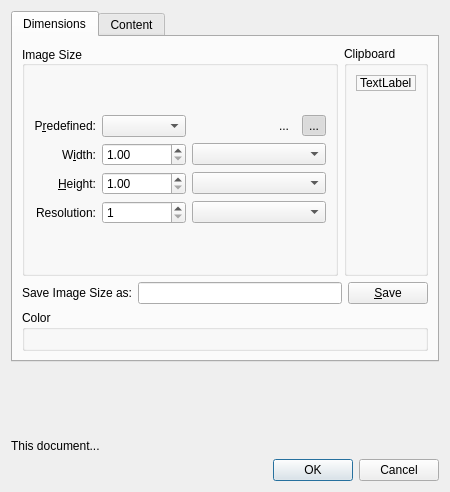
This is libs/ui/forms/wdgnewimage.ui in KDE/krita as Qt 5 draws it before an edit. The edited form follows.
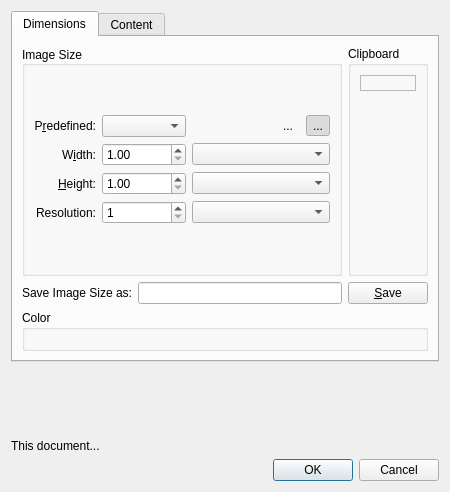
This is the edited form. Custom widgets are drawn as their Qt base class.

Commit message: WdgNewImage: remove placeholder text and size from the Clipboard preview

The edit to the form file:
```diff
--- a/libs/ui/forms/wdgnewimage.ui
+++ b/libs/ui/forms/wdgnewimage.ui
@@ -286,12 +286,6 @@
            <layout class="QVBoxLayout" name="verticalLayout_2">
             <item>
              <widget class="QLabel" name="lblPreview">
-              <property name="maximumSize">
-               <size>
-                <width>75</width>
-                <height>75</height>
-               </size>
-              </property>
               <property name="baseSize">
                <size>
                 <width>250</width>
@@ -301,8 +295,8 @@
               <property name="frameShape">
                <enum>QFrame::StyledPanel</enum>
               </property>
-              <property name="text">
-               <string>TextLabel</string>
+              <property name="alignment">
+               <set>Qt::AlignCenter</set>
               </property>
              </widget>
             </item>
```
